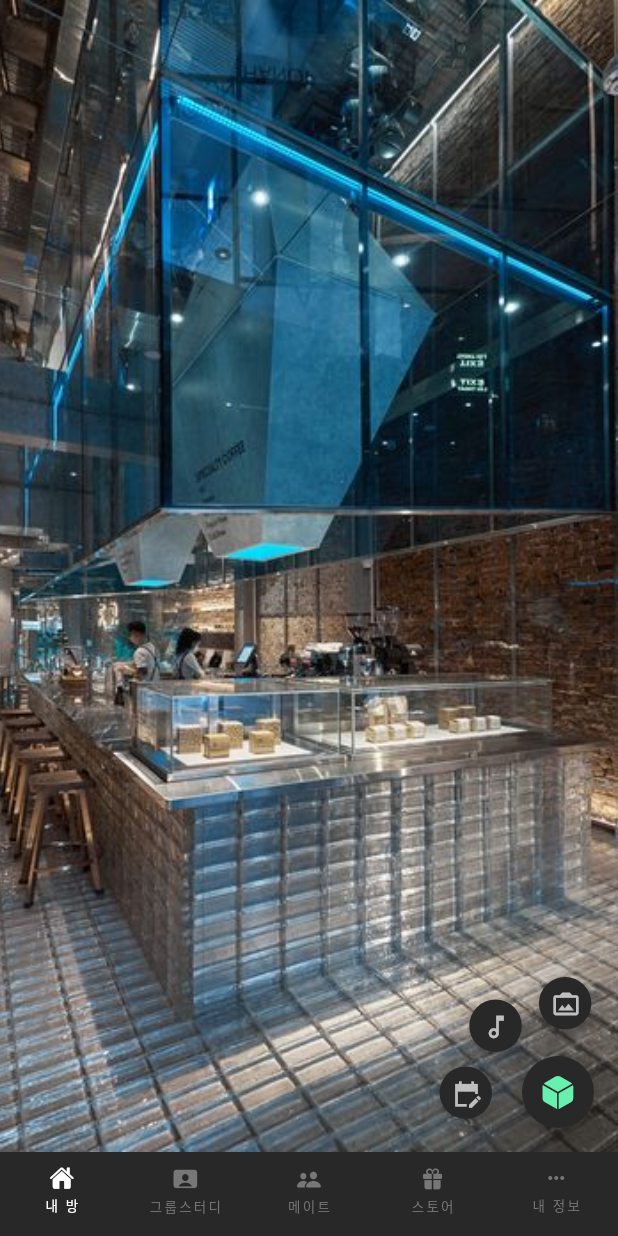
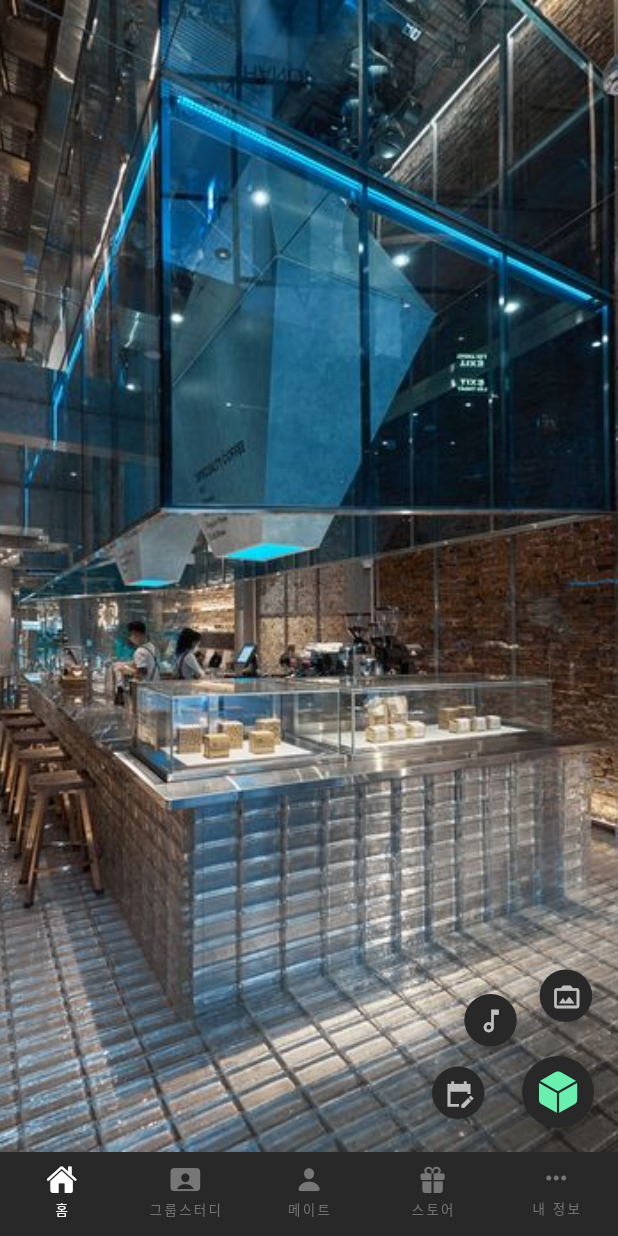
Before and after one commit to rainofmay/distance, a Flutter app: the screen it shows after launch, after a tap on the "edit calendar" icon, on a phone screen of 412 x 824 dp. Run offline on Flutter 3.47's test engine with Material 3 defaults, Android fonts, the phone set to English and light mode, and no system bars; our stand-ins replace audioplayers, cloud_firestore, firebase_auth, firebase_core, flutter_dotenv, google_mobile_ads and 7 more; accounts and stored records are empty; network calls fail; Roboto replaces fonts that are missing (GmarketSansTTFMedium).

```diff
--- a/lib/main.dart
+++ b/lib/main.dart
@@ -1,4 +1,5 @@
 import 'package:flutter/material.dart';
+import 'package:flutter_dotenv/flutter_dotenv.dart';
 import 'package:google_mobile_ads/google_mobile_ads.dart';
 import 'package:mobile/pages/login.dart';
 import 'package:mobile/util/background_provider.dart';
@@ -23,15 +24,15 @@ Future<void> main() async {
   //플러터 프레임워크가 준비될 때까지 대기
   WidgetsFlutterBinding.ensureInitialized();
   MobileAds.instance.initialize();
-  await Firebase.initializeApp(
-    options: DefaultFirebaseOptions.currentPlatform,
-  );
+
+  // 파이어베이스 인증
+  // await Firebase.initializeApp(
+  //   options: DefaultFirebaseOptions.currentPlatform,
+  // );
   await initializeDateFormatting();
+  await dotenv.load();
   await Supabase.initialize(
-      url: 'https://ivwqpnjxfbikydudezgs.supabase.co',
-      anonKey:
-          'eyJhbGciOiJIUzI1NiIsInR5cCI6IkpXVCJ9.eyJpc3MiOiJzdXBhYmFzZSIsInJlZiI6Iml2d3Fwbmp4ZmJpa3lkdWRlemdzIiwicm9sZSI6ImFub24iLCJpYXQiOjE3MTE3Nzg1NzUsImV4cCI6MjAyNzM1NDU3NX0.xv2q_V8rKlKqXk47il0V03wRcgiNuSeGusfizbsf7Ns'
-  );
+      url: dotenv.get("PROJECT_URL"), anonKey: dotenv.get("PROJECT_API_KEY"));
 
   runApp(
     MultiProvider(
--- a/lib/pages/myroom.dart
+++ b/lib/pages/myroom.dart
@@ -71,7 +71,7 @@ class _MyRoomState extends State<MyRoom> {
         ],
       ),
       floatingActionButton: ExpandableFab(
-        distance: 60,
+        distance: 65,
         sub: [
           ActionButton(
             onPressed: () {
--- a/lib/pages/myroom_background.dart
+++ b/lib/pages/myroom_background.dart
@@ -140,7 +140,7 @@ class _BackgroundSettingState extends State<BackgroundSetting> {
                 // 현재 화면을 pop하여 이전 화면으로 이동
                 Navigator.pop(context);
               },
-              okText: 'OK', cancelText: '',
+              okText: '확인', cancelText: '',
             ),
           ],
         ),
--- a/lib/style.dart
+++ b/lib/style.dart
@@ -34,8 +34,8 @@ var theme = ThemeData(
           height: 2.2,
           letterSpacing: 1.5,
           fontFamily: 'GmarketSansTTFMedium'),
-      selectedIconTheme: IconThemeData(size: 16),
-      unselectedIconTheme: IconThemeData(size: 16),
+      selectedIconTheme: IconThemeData(size: 20),
+      unselectedIconTheme: IconThemeData(size: 20),
     ),
 
   textButtonTheme: TextButtonThemeData(
--- a/lib/widgets/bottomBar/main_bottom_bar.dart
+++ b/lib/widgets/bottomBar/main_bottom_bar.dart
@@ -20,10 +20,10 @@ class _MainBottomNavagationBarState extends State<MainBottomNavagationBar> {
         onTap: context.read<BottomIndex>().setBottomIndex,
         items: [
           BottomNavigationBarItem(
-            icon: Icon(CupertinoIcons.house_fill), label: '내 방'),
+            icon: Icon(CupertinoIcons.house_fill,), label: '홈',),
           BottomNavigationBarItem(
             icon: Icon(CupertinoIcons.person_crop_rectangle_fill), label: '그룹스터디'),
-          BottomNavigationBarItem(icon: Icon(CupertinoIcons.person_2_fill), label: '메이트'),
+          BottomNavigationBarItem(icon: Icon(CupertinoIcons.person_fill), label: '메이트'),
           BottomNavigationBarItem(
               icon: Icon(CupertinoIcons.gift_fill), label: '스토어'),
           BottomNavigationBarItem(icon: Icon(Icons.more_horiz), label: '내 정보'),
--- a/lib/widgets/expandable_fab.dart
+++ b/lib/widgets/expandable_fab.dart
@@ -78,6 +78,7 @@ class _ExpandableFabState extends State<ExpandableFab>
           child: Icon(
             CupertinoIcons.cube,
             color: WHITE,
+            size: 30,
           ),
         ),
       ),
@@ -98,6 +99,7 @@ class _ExpandableFabState extends State<ExpandableFab>
           child: Icon(
             CupertinoIcons.cube_fill,
             color: Colors.greenAccent,
+            size: 30,
           ),
         ),
       ),
--- a/pubspec.yaml
+++ b/pubspec.yaml
@@ -29,6 +29,8 @@ dependencies:
   audioplayers: ^5.2.1
   image_picker: ^1.0.7
   stop_watch_timer: ^3.1.1
+  flutter_dotenv: ^5.1.0
+
 dev_dependencies:
   flutter_test:
     sdk: flutter
@@ -43,6 +45,7 @@ flutter:
     - assets/audios/cafe/
     - assets/audios/nature/
     - assets/videos/
+    - .env
 
 
 
```
Also changed, not shown: lib/model/schedule_model.dart (+39 -15 lines), lib/widgets/schedule/schedule_bottom_sheet.dart (+3 -8 lines), pubspec.lock, 1 other file.
